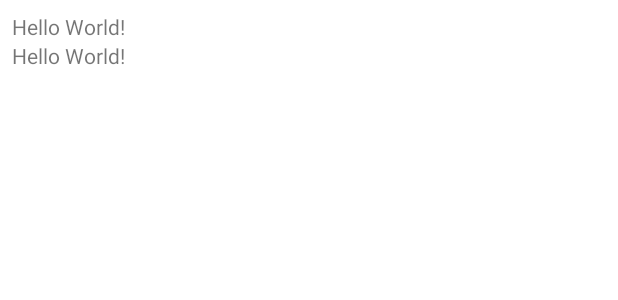
After one commit to AhmadAyyaz1993/MVP-sample-TDD, an Android app: the layout item_repo.xml on its own in the app's theme, with its tools: preview values and no code run, on a phone screen of 412 x 824 dp. The commit adds this screen. Shown: the top 300 px of the screen. Run offline under Robolectric (Android 15) with nearby library versions, the phone set to English and light mode, and no system bars.

Commit message:
added activity and views to load data in the list

```diff
--- a/app/src/main/AndroidManifest.xml
+++ b/app/src/main/AndroidManifest.xml
@@ -2,6 +2,8 @@
 <manifest xmlns:android="http://schemas.android.com/apk/res/android"
     xmlns:tools="http://schemas.android.com/tools">
     <uses-permission android:name="android.permission.INTERNET" />
+    <uses-permission android:name="android.permission.ACCESS_WIFI_STATE" />
+    <uses-permission android:name="android.permission.ACCESS_NETWORK_STATE" />
     <application
         android:name=".App"
         android:allowBackup="true"
--- a/app/src/main/java/evonative/app/com/sadapaytest/api/ReposApi.kt
+++ b/app/src/main/java/evonative/app/com/sadapaytest/api/ReposApi.kt
@@ -12,6 +12,6 @@ interface ReposApi {
     /**
      * 1. Fetch the repos from endpoint
      * */
-    @GET("search/repositories")
-    suspend fun fetchRepos(@Query("repositories") repos: String = "language=+sort:stars"): Response<ResponseParent>
+    @GET("search/repositories?q=language=+sort:stars")
+    suspend fun fetchRepos(): Response<ResponseParent>
 }
--- a/app/src/main/java/evonative/app/com/sadapaytest/data/repository/ReposRepositroy.kt
+++ b/app/src/main/java/evonative/app/com/sadapaytest/data/repository/ReposRepositroy.kt
@@ -9,7 +9,6 @@ import javax.inject.Inject
 class ReposRepositroy @Inject constructor(private val api: ReposApi):IReposRepository {
     override suspend fun fetchRepos(): Resource<ResponseParent> {
         val response = api.fetchRepos()
-
         when (response.code()) {
             404 -> {
                 return Resource.error("Not Found",response.code() ,null)
--- a/app/src/main/java/evonative/app/com/sadapaytest/di/module/RepositoryModule.kt
+++ b/app/src/main/java/evonative/app/com/sadapaytest/di/module/RepositoryModule.kt
@@ -10,5 +10,5 @@ import evonative.app.com.sadapaytest.data.repository.ReposRepositroy
 @InstallIn(ActivityComponent::class)
 interface RepositoryModule {
     @Binds
-    fun getRepository(postRepository: ReposRepositroy): IReposRepository
+    fun getRepository(reposRepositroy: ReposRepositroy): IReposRepository
 }
--- a/app/src/main/java/evonative/app/com/sadapaytest/ui/presenter/IFetchReposPresenter.kt
+++ b/app/src/main/java/evonative/app/com/sadapaytest/ui/presenter/IFetchReposPresenter.kt
@@ -4,7 +4,7 @@ interface IFetchReposPresenter {
     /**
      * The logic that is executed when loading data from the server is performed in this method.
      * */
-    fun loadPost()
+    fun loadRepos()
 
     fun cancel()
 }
--- a/app/src/main/java/evonative/app/com/sadapaytest/ui/presenter/IView.kt
+++ b/app/src/main/java/evonative/app/com/sadapaytest/ui/presenter/IView.kt
@@ -22,7 +22,7 @@ interface IView:MvpView {
      * The uploaded data is output to the UI.
      * */
     @AddToEndSingle
-    fun addRepos(posts: List<Repo>)
+    fun addRepos(repos: List<Repo>)
 
     /**
      * issue errors to ui
--- /dev/null
+++ b/app/src/main/res/layout/item_repo.xml
@@ -0,0 +1,25 @@
+<?xml version="1.0" encoding="utf-8"?>
+<LinearLayout xmlns:android="http://schemas.android.com/apk/res/android"
+    xmlns:tools="http://schemas.android.com/tools"
+    android:layout_width="match_parent"
+    android:layout_height="wrap_content"
+    android:orientation="vertical"
+    android:padding="8dp">
+
+
+    <TextView
+        android:id="@+id/title"
+        android:layout_width="wrap_content"
+        android:layout_height="wrap_content"
+        android:text="Hello World!"
+        />
+
+
+    <TextView
+        android:id="@+id/description"
+        android:layout_width="wrap_content"
+        android:layout_height="wrap_content"
+        android:text="Hello World!"
+        />
+
+</LinearLayout>
```
Also changed, not shown: app/src/main/java/evonative/app/com/sadapaytest/MainActivity.kt (+59 -2 lines), app/src/main/java/evonative/app/com/sadapaytest/di/module/ApiModule.kt (+6 -7 lines), app/src/main/java/evonative/app/com/sadapaytest/ui/ReposAdapter.kt (added, +47 -0 lines), app/src/main/java/evonative/app/com/sadapaytest/ui/presenter/FetchReposPresenter.kt (+9 -2 lines), app/src/main/java/evonative/app/com/sadapaytest/utils.kt (added, +21 -0 lines), app/src/main/res/layout/activity_main.xml (+7 -5 lines).
